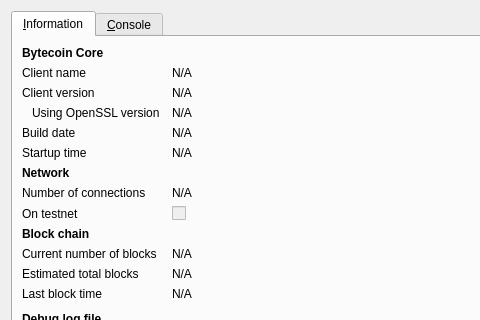
mistercoin/bitblox, file src/qt/forms/rpcconsole.ui: the form before one commit; both pictures show x 0 to 480 and y 0 to 320 of the 740 by 450 pixel window.
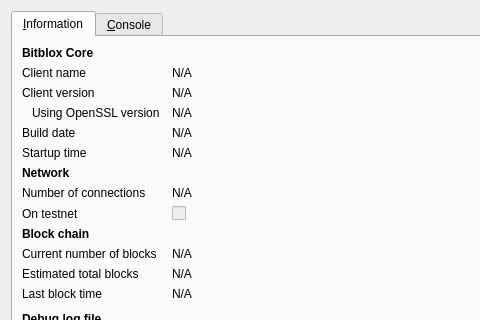
The form after the commit. Icons and pictures are not drawn.

The edit to the form file:
```diff
--- a/src/qt/forms/rpcconsole.ui
+++ b/src/qt/forms/rpcconsole.ui
@@ -36,7 +36,7 @@
           </font>
          </property>
          <property name="text">
-          <string>Bytecoin Core</string>
+          <string>Bitblox Core</string>
          </property>
         </widget>
        </item>
```
Left out of the diff: 2 changed lines with no effect on the pictures.
